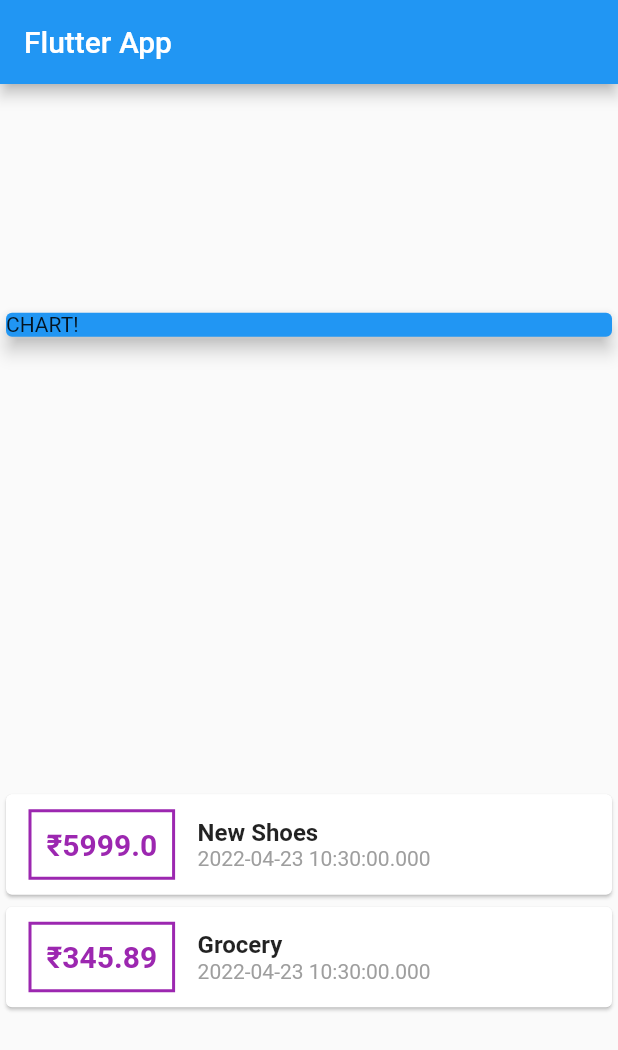
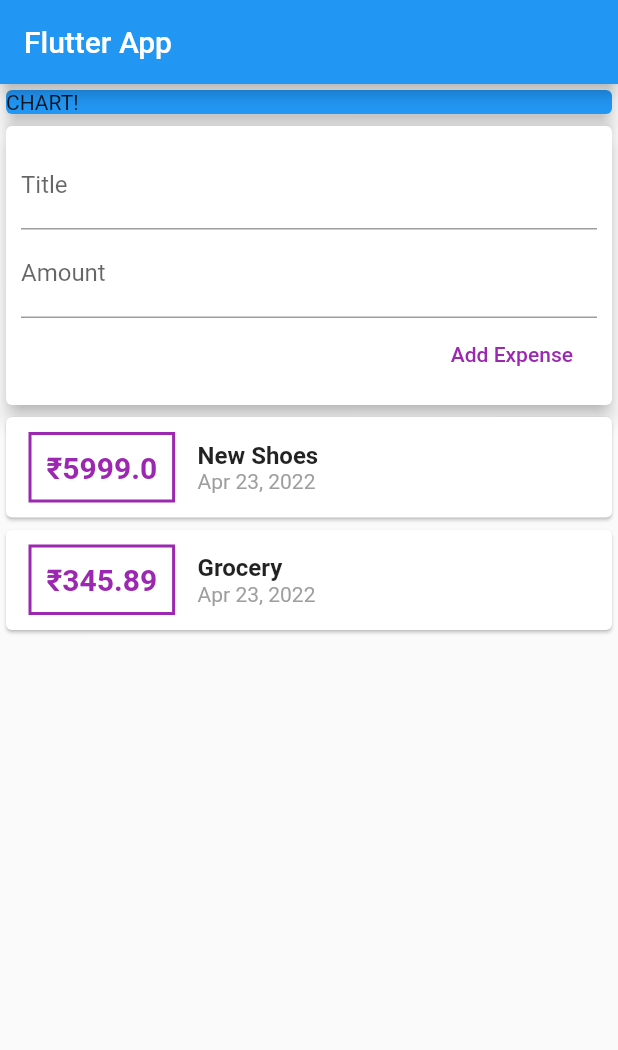
Before and after one commit to gemini30/FlutterExpenseTracker, a Flutter app: the screen it shows after launch, on a phone screen of 412 x 824 dp. Shown: the top 1050 px of the screen. Run offline on Flutter 3.47's test engine with Material 2 defaults, Android fonts, the phone set to English and light mode, and no system bars.

Commit message:
Added feature that enables user to add a transaction made

```diff
--- a/lib/main.dart
+++ b/lib/main.dart
@@ -1,7 +1,7 @@
 // ignore_for_file: prefer_const_constructors
 // ignore_for_file: prefer_const_literals_to_create_immutables
 import 'package:flutter/material.dart';
-import './models/transaction.dart';
+import './widgets/user_transaction.dart';
 
 void main() => runApp(MyApp());
 
@@ -16,20 +16,9 @@ class MyApp extends StatelessWidget {
 }
 
 class MyHomePage extends StatelessWidget {
-  final List<Transaction> transactions = [
-    Transaction(
-      id: 't1',
-      title: 'New Shoes',
-      amount: 5999.00,
-      date: DateTime.now(),
-    ),
-    Transaction(
-      id: 't2',
-      title: 'Grocery',
-      amount: 345.89,
-      date: DateTime.now(),
-    )
-  ];
+  // String titleInput;
+  // String amountInput;
+
   @override
   Widget build(BuildContext context) {
     return Scaffold(
@@ -37,7 +26,6 @@ class MyHomePage extends StatelessWidget {
         title: Text('Flutter App'),
       ),
       body: Column(
-        mainAxisAlignment: MainAxisAlignment.spaceAround,
         crossAxisAlignment: CrossAxisAlignment.stretch,
         children: [
           Container(
@@ -48,49 +36,7 @@ class MyHomePage extends StatelessWidget {
               color: Colors.blue,
             ),
           ),
-          Column(
-            children: transactions.map((tx) {
-              return Card(
-                child: Row(
-                  children: [
-                    Container(
-                      padding: EdgeInsets.all(10),
-                      margin:
-                          EdgeInsets.symmetric(vertical: 10, horizontal: 15),
-                      decoration: BoxDecoration(
-                          border: Border.all(
-                        color: Colors.purple,
-                        width: 2,
-                      )),
-                      child: Text(
-                        '\u{20B9}${tx.amount}',
-                        style: TextStyle(
-                            fontWeight: FontWeight.bold,
-                            fontSize: 20,
-                            color: Colors.purple),
-                      ),
-                    ),
-                    Column(
-                      crossAxisAlignment: CrossAxisAlignment.start,
-                      children: [
-                        Text(
-                          tx.title,
-                          style: TextStyle(
-                            fontWeight: FontWeight.bold,
-                            fontSize: 16,
-                          ),
-                        ),
-                        Text(
-                          tx.date.toString(),
-                          style: TextStyle(color: Colors.grey),
-                        ),
-                      ],
-                    )
-                  ],
-                ),
-              );
-            }).toList(),
-          )
+          UserTransactions(),
         ],
       ),
     );
--- /dev/null
+++ b/lib/widgets/new_transaction.dart
@@ -0,0 +1,37 @@
+// ignore_for_file: prefer_const_constructors
+// ignore_for_file: prefer_const_literals_to_create_immutables
+import 'package:flutter/material.dart';
+
+class NewTransaction extends StatelessWidget {
+  final Function addTx;
+  final titleController = TextEditingController();
+  final amountController = TextEditingController();
+
+  NewTransaction(this.addTx);
+  @override
+  Widget build(BuildContext context) {
+    return Card(
+      elevation: 5,
+      child: Container(
+        padding: EdgeInsets.all(10),
+        child: Column(crossAxisAlignment: CrossAxisAlignment.end, children: [
+          TextField(
+            decoration: InputDecoration(labelText: 'Title'),
+            controller: titleController,
+          ),
+          TextField(
+            decoration: InputDecoration(labelText: 'Amount'),
+            controller: amountController,
+          ),
+          FlatButton(
+            onPressed: () {
+              addTx(titleController.text, double.parse(amountController.text));
+            },
+            child: Text('Add Expense'),
+            textColor: Colors.purple,
+          ),
+        ]),
+      ),
+    );
+  }
+}
--- /dev/null
+++ b/lib/widgets/transaction_list.dart
@@ -0,0 +1,56 @@
+// ignore_for_file: prefer_const_constructors
+// ignore_for_file: prefer_const_literals_to_create_immutables
+import 'package:flutter/material.dart';
+import '../models/transaction.dart';
+import 'package:intl/intl.dart';
+
+class TransactionList extends StatelessWidget {
+  final List<Transaction> transactions;
+
+  TransactionList(this.transactions);
+  @override
+  Widget build(BuildContext context) {
+    return Column(
+      children: transactions.map((tx) {
+        return Card(
+          child: Row(
+            children: [
+              Container(
+                padding: EdgeInsets.all(10),
+                margin: EdgeInsets.symmetric(vertical: 10, horizontal: 15),
+                decoration: BoxDecoration(
+                    border: Border.all(
+                  color: Colors.purple,
+                  width: 2,
+                )),
+                child: Text(
+                  '\u{20B9}${tx.amount}',
+                  style: TextStyle(
+                      fontWeight: FontWeight.bold,
+                      fontSize: 20,
+                      color: Colors.purple),
+                ),
+              ),
+              Column(
+                crossAxisAlignment: CrossAxisAlignment.start,
+                children: [
+                  Text(
+                    tx.title,
+                    style: TextStyle(
+                      fontWeight: FontWeight.bold,
+                      fontSize: 16,
+                    ),
+                  ),
+                  Text(
+                    DateFormat.yMMMd().format(tx.date),
+                    style: TextStyle(color: Colors.grey),
+                  ),
+                ],
+              )
+            ],
+          ),
+        );
+      }).toList(),
+    );
+  }
+}
--- /dev/null
+++ b/lib/widgets/user_transaction.dart
@@ -0,0 +1,51 @@
+// ignore_for_file: prefer_const_constructors
+// ignore_for_file: prefer_const_literals_to_create_immutables
+import 'package:flutter/material.dart';
+import './new_transaction.dart';
+import './transaction_list.dart';
+import '../models/transaction.dart';
+
+class UserTransactions extends StatefulWidget {
+  @override
+  State<UserTransactions> createState() => _UserTransactionsState();
+}
+
+class _UserTransactionsState extends State<UserTransactions> {
+  final List<Transaction> _userTransactions = [
+    Transaction(
+      id: 't1',
+      title: 'New Shoes',
+      amount: 5999.00,
+      date: DateTime.now(),
+    ),
+    Transaction(
+      id: 't2',
+      title: 'Grocery',
+      amount: 345.89,
+      date: DateTime.now(),
+    )
+  ];
+
+  void _addNewTransaction(String txTitle, double txAmount) {
+    final newTx = Transaction(
+      id: DateTime.now().toString(),
+      title: txTitle,
+      amount: txAmount,
+      date: DateTime.now(),
+    );
+
+    setState(() {
+      _userTransactions.add(newTx);
+    });
+  }
+
+  @override
+  Widget build(BuildContext context) {
+    return Column(
+      children: [
+        NewTransaction(_addNewTransaction),
+        TransactionList(_userTransactions),
+      ],
+    );
+  }
+}
--- a/pubspec.yaml
+++ b/pubspec.yaml
@@ -29,6 +29,7 @@ environment:
 dependencies:
   flutter:
     sdk: flutter
+  intl: ^0.17.0
 
 
   # The following adds the Cupertino Icons font to your application.
```
Also changed, not shown: pubspec.lock.
